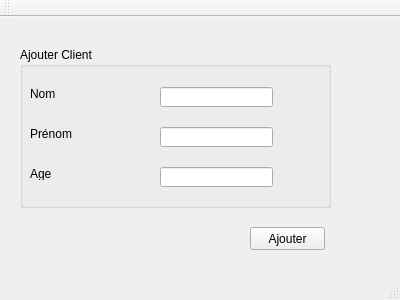
Qt form mainwindow.ui (bochraallagui/Smart_Station_2A15) before a commit.
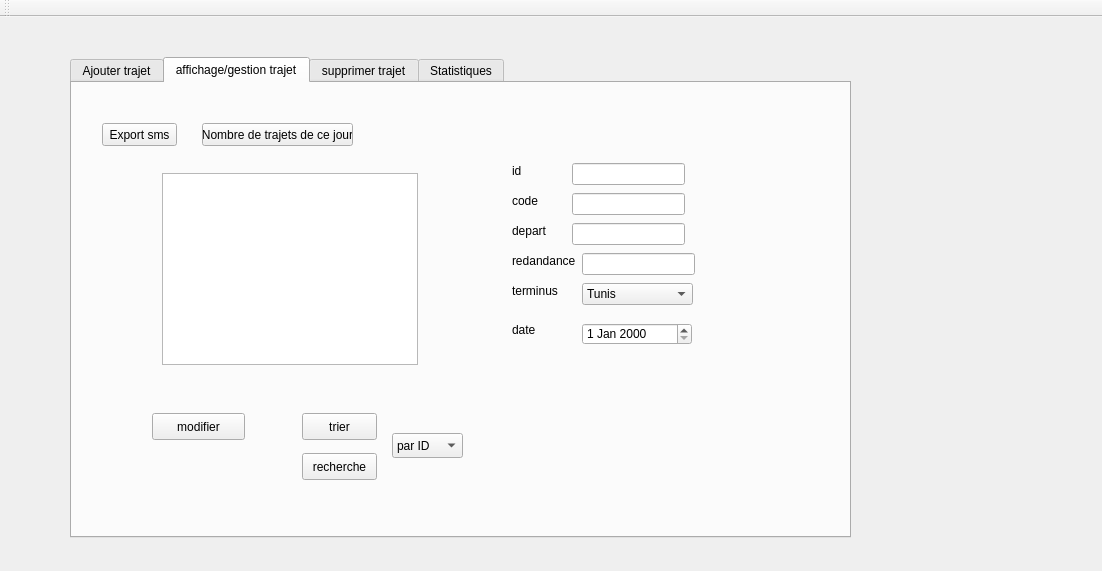
The same form after that commit. The open tabs and pages were chosen to show the change.

The edit to the form file:
```diff
--- a/mainwindow.ui
+++ b/mainwindow.ui
@@ -6,119 +6,525 @@
    <rect>
     <x>0</x>
     <y>0</y>
-    <width>400</width>
-    <height>300</height>
+    <width>1102</width>
+    <height>571</height>
    </rect>
   </property>
   <property name="windowTitle">
    <string>Gestion des Clients</string>
   </property>
   <widget class="QWidget" name="centralWidget">
-   <widget class="QGroupBox" name="groupBox">
+   <widget class="QTabWidget" name="tabWidget">
     <property name="geometry">
      <rect>
-      <x>20</x>
-      <y>30</y>
-      <width>311</width>
-      <height>161</height>
+      <x>70</x>
+      <y>40</y>
+      <width>781</width>
+      <height>481</height>
      </rect>
     </property>
-    <property name="title">
-     <string>Ajouter Client</string>
+    <property name="currentIndex">
+     <number>0</number>
     </property>
-    <widget class="QLabel" name="label">
-     <property name="geometry">
-      <rect>
-       <x>10</x>
-       <y>40</y>
-       <width>47</width>
-       <height>13</height>
-      </rect>
-     </property>
-     <property name="text">
-      <string>Nom</string>
-     </property>
+    <widget class="QWidget" name="widget">
+     <attribute name="title">
+      <string>Ajouter trajet</string>
+     </attribute>
+     <widget class="QGroupBox" name="groupBox">
+      <property name="geometry">
+       <rect>
+        <x>20</x>
+        <y>50</y>
+        <width>861</width>
+        <height>411</height>
+       </rect>
+      </property>
+      <property name="title">
+       <string>Ajout</string>
+      </property>
+      <widget class="QLabel" name="label">
+       <property name="geometry">
+        <rect>
+         <x>20</x>
+         <y>60</y>
+         <width>56</width>
+         <height>16</height>
+        </rect>
+       </property>
+       <property name="text">
+        <string>Code</string>
+       </property>
+      </widget>
+      <widget class="QLabel" name="label_2">
+       <property name="geometry">
+        <rect>
+         <x>20</x>
+         <y>110</y>
+         <width>56</width>
+         <height>16</height>
+        </rect>
+       </property>
+       <property name="text">
+        <string>Depart</string>
+       </property>
+      </widget>
+      <widget class="QLabel" name="label_3">
+       <property name="geometry">
+        <rect>
+         <x>20</x>
+         <y>160</y>
+         <width>56</width>
+         <height>16</height>
+        </rect>
+       </property>
+       <property name="text">
+        <string>ID</string>
+       </property>
+      </widget>
+      <widget class="QLabel" name="label_4">
+       <property name="geometry">
+        <rect>
+         <x>20</x>
+         <y>220</y>
+         <width>56</width>
+         <height>16</height>
+        </rect>
+       </property>
+       <property name="text">
+        <string>Redondance</string>
+       </property>
+      </widget>
+      <widget class="QLabel" name="label_5">
+       <property name="geometry">
+        <rect>
+         <x>20</x>
+         <y>280</y>
+         <width>56</width>
+         <height>16</height>
+        </rect>
+       </property>
+       <property name="text">
+        <string>Terminus</string>
+       </property>
+      </widget>
+      <widget class="QLineEdit" name="lineEdit_code">
+       <property name="geometry">
+        <rect>
+         <x>150</x>
+         <y>60</y>
+         <width>113</width>
+         <height>22</height>
+        </rect>
+       </property>
+      </widget>
+      <widget class="QLineEdit" name="lineEdit_depart">
+       <property name="geometry">
+        <rect>
+         <x>150</x>
+         <y>110</y>
+         <width>113</width>
+         <height>22</height>
+        </rect>
+       </property>
+      </widget>
+      <widget class="QLineEdit" name="lineEdit_id">
+       <property name="geometry">
+        <rect>
+         <x>150</x>
+         <y>160</y>
+         <width>113</width>
+         <height>22</height>
+        </rect>
+       </property>
+      </widget>
+      <widget class="QLineEdit" name="lineEdit_redandance">
+       <property name="geometry">
+        <rect>
+         <x>150</x>
+         <y>210</y>
+         <width>113</width>
+         <height>22</height>
+        </rect>
+       </property>
+      </widget>
+      <widget class="QPushButton" name="pb_ajouter">
+       <property name="geometry">
+        <rect>
+         <x>390</x>
+         <y>140</y>
+         <width>93</width>
+         <height>28</height>
+        </rect>
+       </property>
+       <property name="text">
+        <string>Ajouter</string>
+       </property>
+      </widget>
+      <widget class="QLabel" name="label_12">
+       <property name="geometry">
+        <rect>
+         <x>16</x>
+         <y>325</y>
+         <width>71</width>
+         <height>20</height>
+        </rect>
+       </property>
+       <property name="text">
+        <string>Date trajet</string>
+       </property>
+      </widget>
+      <widget class="QDateEdit" name="dateEdit">
+       <property name="geometry">
+        <rect>
+         <x>150</x>
+         <y>330</y>
+         <width>110</width>
+         <height>16</height>
+        </rect>
+       </property>
+      </widget>
+      <widget class="QComboBox" name="comboBox_3">
+       <property name="geometry">
+        <rect>
+         <x>150</x>
+         <y>280</y>
+         <width>111</width>
+         <height>22</height>
+        </rect>
+       </property>
+       <item>
+        <property name="text">
+         <string>Tunis</string>
+        </property>
+       </item>
+       <item>
+        <property name="text">
+         <string>Sfax</string>
+        </property>
+       </item>
+       <item>
+        <property name="text">
+         <string>Bizerte</string>
+        </property>
+       </item>
+      </widget>
+     </widget>
     </widget>
-    <widget class="QLabel" name="label_2">
-     <property name="geometry">
-      <rect>
-       <x>10</x>
-       <y>80</y>
-       <width>47</width>
-       <height>13</height>
-      </rect>
-     </property>
-     <property name="text">
-      <string>Prénom</string>
-     </property>
+    <widget class="QWidget" name="widget">
+     <attribute name="title">
+      <string>affichage/gestion trajet</string>
+     </attribute>
+     <widget class="QTableView" name="tableView">
+      <property name="geometry">
+       <rect>
+        <x>90</x>
+        <y>90</y>
+        <width>256</width>
+        <height>192</height>
+       </rect>
+      </property>
+     </widget>
+     <widget class="QPushButton" name="modifier">
+      <property name="geometry">
+       <rect>
+        <x>80</x>
+        <y>330</y>
+        <width>93</width>
+        <height>27</height>
+       </rect>
+      </property>
+      <property name="text">
+       <string>modifier</string>
+      </property>
+     </widget>
+     <widget class="QLabel" name="label_7">
+      <property name="geometry">
+       <rect>
+        <x>440</x>
+        <y>80</y>
+        <width>56</width>
+        <height>16</height>
+       </rect>
+      </property>
+      <property name="text">
+       <string>id</string>
+      </property>
+     </widget>
+     <widget class="QLabel" name="label_8">
+      <property name="geometry">
+       <rect>
+        <x>440</x>
+        <y>110</y>
+        <width>56</width>
+        <height>16</height>
+       </rect>
+      </property>
+      <property name="text">
+       <string>code</string>
+      </property>
+     </widget>
+     <widget class="QLabel" name="label_9">
+      <property name="geometry">
+       <rect>
+        <x>440</x>
+        <y>140</y>
+        <width>56</width>
+        <height>16</height>
+       </rect>
+      </property>
+      <property name="text">
+       <string>depart</string>
+      </property>
+     </widget>
+     <widget class="QLabel" name="label_10">
+      <property name="geometry">
+       <rect>
+        <x>440</x>
+        <y>170</y>
+        <width>91</width>
+        <height>16</height>
+       </rect>
+      </property>
+      <property name="text">
+       <string>redandance</string>
+      </property>
+     </widget>
+     <widget class="QLabel" name="label_11">
+      <property name="geometry">
+       <rect>
+        <x>440</x>
+        <y>200</y>
+        <width>56</width>
+        <height>16</height>
+       </rect>
+      </property>
+      <property name="text">
+       <string>terminus</string>
+      </property>
+     </widget>
+     <widget class="QLineEdit" name="lineEdit_id_2">
+      <property name="geometry">
+       <rect>
+        <x>500</x>
+        <y>80</y>
+        <width>113</width>
+        <height>22</height>
+       </rect>
+      </property>
+     </widget>
+     <widget class="QLineEdit" name="lineEdit_code_2">
+      <property name="geometry">
+       <rect>
+        <x>500</x>
+        <y>110</y>
+        <width>113</width>
+        <height>22</height>
+       </rect>
+      </property>
+     </widget>
+     <widget class="QLineEdit" name="lineEdit_dep">
+      <property name="geometry">
+       <rect>
+        <x>500</x>
+        <y>140</y>
+        <width>113</width>
+        <height>22</height>
+       </rect>
+      </property>
+     </widget>
+     <widget class="QLineEdit" name="lineEdit_red">
+      <property name="geometry">
+       <rect>
+        <x>510</x>
+        <y>170</y>
+        <width>113</width>
+        <height>22</height>
+       </rect>
+      </property>
+     </widget>
+     <widget class="QPushButton" name="pushButton">
+      <property name="geometry">
+       <rect>
+        <x>230</x>
+        <y>330</y>
+        <width>75</width>
+        <height>27</height>
+       </rect>
+      </property>
+      <property name="text">
+       <string>trier</string>
+      </property>
+     </widget>
+     <widget class="QComboBox" name="comboBox">
+      <property name="geometry">
+       <rect>
+        <x>320</x>
+        <y>350</y>
+        <width>71</width>
+        <height>25</height>
+       </rect>
+      </property>
+      <item>
+       <property name="text">
+        <string>par ID</string>
+       </property>
+      </item>
+      <item>
+       <property name="text">
+        <string>par code</string>
+       </property>
+      </item>
+      <item>
+       <property name="text">
+        <string>par redondance</string>
+       </property>
+      </item>
+     </widget>
+     <widget class="QPushButton" name="pushButton_2">
+      <property name="geometry">
+       <rect>
+        <x>230</x>
+        <y>370</y>
+        <width>75</width>
+        <height>27</height>
+       </rect>
+      </property>
+      <property name="text">
+       <string>recherche</string>
+      </property>
+     </widget>
+     <widget class="QDateEdit" name="dateEdit_2">
+      <property name="geometry">
+       <rect>
+        <x>510</x>
+        <y>240</y>
+        <width>110</width>
+        <height>22</height>
+       </rect>
+      </property>
+     </widget>
+     <widget class="QLabel" name="label_13">
+      <property name="geometry">
+       <rect>
+        <x>440</x>
+        <y>240</y>
+        <width>47</width>
+        <height>14</height>
+       </rect>
+      </property>
+      <property name="text">
+       <string>date</string>
+      </property>
+     </widget>
+     <widget class="QPushButton" name="pushButton_3">
+      <property name="geometry">
+       <rect>
+        <x>30</x>
+        <y>40</y>
+        <width>75</width>
+        <height>23</height>
+       </rect>
+      </property>
+      <property name="text">
+       <string>Export sms</string>
+      </property>
+     </widget>
+     <widget class="QPushButton" name="pushButton_4">
+      <property name="geometry">
+       <rect>
+        <x>130</x>
+        <y>40</y>
+        <width>151</width>
+        <height>23</height>
+       </rect>
+      </property>
+      <property name="text">
+       <string>Nombre de trajets de ce jour</string>
+      </property>
+     </widget>
+     <widget class="QComboBox" name="comboBox_2">
+      <property name="geometry">
+       <rect>
+        <x>510</x>
+        <y>200</y>
+        <width>111</width>
+        <height>22</height>
+       </rect>
+      </property>
+      <item>
+       <property name="text">
+        <string>Tunis</string>
+       </property>
+      </item>
+      <item>
+       <property name="text">
+        <string>Sfax</string>
+       </property>
+      </item>
+      <item>
+       <property name="text">
+        <string>Bizete</string>
+       </property>
+      </item>
+     </widget>
     </widget>
-    <widget class="QLabel" name="label_3">
-     <property name="geometry">
-      <rect>
-       <x>10</x>
-       <y>120</y>
-       <width>47</width>
-       <height>13</height>
-      </rect>
-     </property>
-     <property name="text">
-      <string>Age</string>
-     </property>
+    <widget class="QWidget" name="tab">
+     <attribute name="title">
+      <string>supprimer trajet</string>
+     </attribute>
+     <widget class="QLabel" name="label_6">
+      <property name="geometry">
+       <rect>
+        <x>110</x>
+        <y>170</y>
+        <width>56</width>
+        <height>16</height>
+       </rect>
+      </property>
+      <property name="text">
+       <string>id</string>
+      </property>
+     </widget>
+     <widget class="QLineEdit" name="lineEdit_2">
+      <property name="geometry">
+       <rect>
+        <x>220</x>
+        <y>170</y>
+        <width>113</width>
+        <height>22</height>
+       </rect>
+      </property>
+     </widget>
+     <widget class="QPushButton" name="supprimer">
+      <property name="geometry">
+       <rect>
+        <x>430</x>
+        <y>170</y>
+        <width>93</width>
+        <height>28</height>
+       </rect>
+      </property>
+      <property name="text">
+       <string>supprimer</string>
+      </property>
+     </widget>
     </widget>
-    <widget class="QLineEdit" name="lineEdit">
-     <property name="geometry">
-      <rect>
-       <x>140</x>
-       <y>40</y>
-       <width>113</width>
-       <height>20</height>
-      </rect>
-     </property>
+    <widget class="QWidget" name="tab_2">
+     <attribute name="title">
+      <string>Statistiques</string>
+     </attribute>
+     <widget class="QWidget" name="widget_2" native="true">
+      <property name="geometry">
+       <rect>
+        <x>10</x>
+        <y>50</y>
+        <width>991</width>
+        <height>421</height>
+       </rect>
+      </property>
+     </widget>
     </widget>
-    <widget class="QLineEdit" name="lineEdit_2">
-     <property name="geometry">
-      <rect>
-       <x>140</x>
-       <y>80</y>
-       <width>113</width>
-       <height>20</height>
-      </rect>
-     </property>
-    </widget>
-    <widget class="QLineEdit" name="lineEdit_3">
-     <property name="geometry">
-      <rect>
-       <x>140</x>
-       <y>120</y>
-       <width>113</width>
-       <height>20</height>
-      </rect>
-     </property>
-    </widget>
    </widget>
-   <widget class="QPushButton" name="pushButton">
-    <property name="geometry">
-     <rect>
-      <x>250</x>
-      <y>210</y>
-      <width>75</width>
-      <height>23</height>
-     </rect>
-    </property>
-    <property name="text">
-     <string>Ajouter</string>
-    </property>
-   </widget>
-  </widget>
-  <widget class="QMenuBar" name="menuBar">
-   <property name="geometry">
-    <rect>
-     <x>0</x>
-     <y>0</y>
-     <width>400</width>
-     <height>21</height>
-    </rect>
-   </property>
   </widget>
   <widget class="QToolBar" name="mainToolBar">
    <attribute name="toolBarArea">
@@ -128,7 +534,6 @@
     <bool>false</bool>
    </attribute>
   </widget>
-  <widget class="QStatusBar" name="statusBar"/>
  </widget>
  <layoutdefault spacing="6" margin="11"/>
  <resources/>
```
